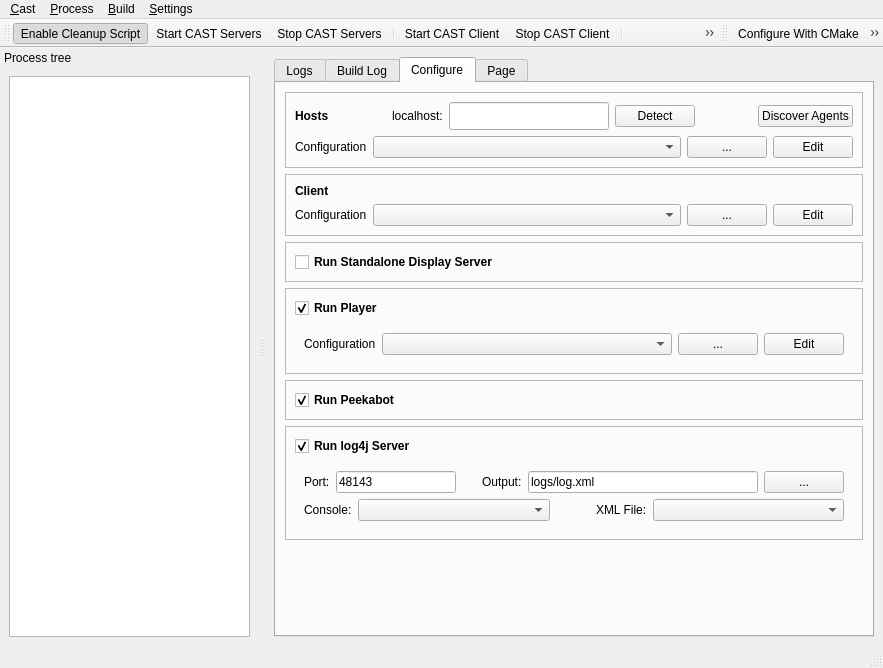
This is tools/castctrl/trunk/qtui/mainwindow.ui in marc-hanheide/cogx as Qt 5 draws it before an edit. The edited form follows.
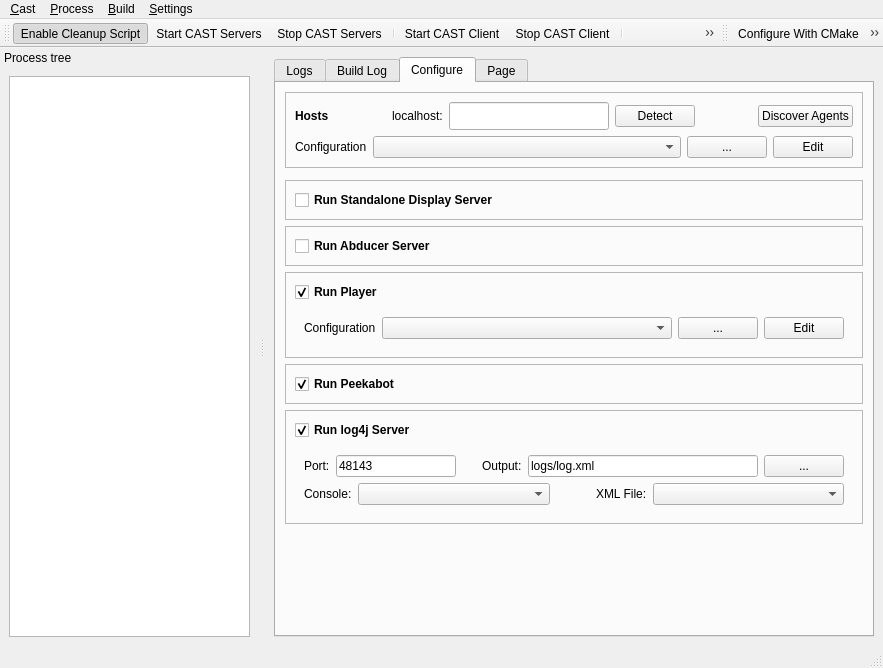
This is the edited form. Icons and pictures are not drawn.

Commit message: castctrl: added abducer-server to exteral servers

Diff of the .ui file:
```diff
--- a/tools/castctrl/trunk/qtui/mainwindow.ui
+++ b/tools/castctrl/trunk/qtui/mainwindow.ui
@@ -361,9 +361,15 @@
              <property name="frameShadow">
               <enum>QFrame::Raised</enum>
              </property>
-             <layout class="QVBoxLayout" name="verticalLayout_14">
-              <item>
                <widget class="QLabel" name="label_3">
+              <property name="geometry">
+               <rect>
+                <x>7</x>
+                <y>7</y>
+                <width>32</width>
+                <height>16</height>
+               </rect>
+              </property>
                 <property name="font">
                  <font>
                   <weight>75</weight>
@@ -374,8 +380,7 @@
                  <string>Client</string>
                 </property>
                </widget>
-              </item>
-              <item>
+             <widget class="QWidget" name="">
                <layout class="QHBoxLayout" name="horizontalLayout_14">
                 <item>
                  <widget class="QLabel" name="label_6">
@@ -418,8 +423,7 @@
                  </widget>
                 </item>
                </layout>
-              </item>
-             </layout>
+             </widget>
             </widget>
            </item>
            <item>
@@ -438,6 +442,18 @@
              </property>
              <layout class="QVBoxLayout" name="verticalLayout_11">
               <item>
+               <widget class="QWidget" name="widget_4" native="true">
+                <layout class="QHBoxLayout" name="horizontalLayout_24">
+                 <property name="leftMargin">
+                  <number>0</number>
+                 </property>
+                 <property name="topMargin">
+                  <number>0</number>
+                 </property>
+                 <property name="bottomMargin">
+                  <number>0</number>
+                 </property>
+                 <item>
                <widget class="QCheckBox" name="ckRunDisplaySrv">
                 <property name="font">
                  <font>
@@ -450,6 +466,75 @@
                 </property>
                </widget>
               </item>
+                 <item>
+                  <spacer name="horizontalSpacer_18">
+                   <property name="orientation">
+                    <enum>Qt::Horizontal</enum>
+                   </property>
+                   <property name="sizeHint" stdset="0">
+                    <size>
+                     <width>360</width>
+                     <height>20</height>
+                    </size>
+                   </property>
+                  </spacer>
+                 </item>
+                </layout>
+               </widget>
+              </item>
+             </layout>
+            </widget>
+           </item>
+           <item>
+            <widget class="QFrame" name="frame_12">
+             <property name="frameShape">
+              <enum>QFrame::StyledPanel</enum>
+             </property>
+             <property name="frameShadow">
+              <enum>QFrame::Raised</enum>
+             </property>
+             <layout class="QVBoxLayout" name="verticalLayout_15">
+              <item>
+               <widget class="QWidget" name="widget_5" native="true">
+                <layout class="QHBoxLayout" name="horizontalLayout_25">
+                 <property name="leftMargin">
+                  <number>0</number>
+                 </property>
+                 <property name="topMargin">
+                  <number>0</number>
+                 </property>
+                 <property name="bottomMargin">
+                  <number>0</number>
+                 </property>
+                 <item>
+                  <widget class="QCheckBox" name="ckRunAbducerServer">
+                   <property name="font">
+                    <font>
+                     <weight>75</weight>
+                     <bold>true</bold>
+                    </font>
+                   </property>
+                   <property name="text">
+                    <string>Run Abducer Server</string>
+                   </property>
+                  </widget>
+                 </item>
+                 <item>
+                  <spacer name="horizontalSpacer_19">
+                   <property name="orientation">
+                    <enum>Qt::Horizontal</enum>
+                   </property>
+                   <property name="sizeHint" stdset="0">
+                    <size>
+                     <width>420</width>
+                     <height>20</height>
+                    </size>
+                   </property>
+                  </spacer>
+                 </item>
+                </layout>
+               </widget>
+              </item>
              </layout>
             </widget>
            </item>
@@ -461,7 +546,19 @@
              <property name="frameShadow">
               <enum>QFrame::Raised</enum>
              </property>
-             <layout class="QVBoxLayout" name="verticalLayout_13">
+             <layout class="QVBoxLayout" name="verticalLayout_14">
+              <item>
+               <widget class="QWidget" name="widget_3" native="true">
+                <layout class="QHBoxLayout" name="horizontalLayout_23">
+                 <property name="leftMargin">
+                  <number>0</number>
+                 </property>
+                 <property name="topMargin">
+                  <number>0</number>
+                 </property>
+                 <property name="bottomMargin">
+                  <number>0</number>
+                 </property>
               <item>
                <widget class="QCheckBox" name="ckRunPlayer">
                 <property name="font">
@@ -482,6 +579,22 @@
                </widget>
               </item>
               <item>
+                  <spacer name="horizontalSpacer_17">
+                   <property name="orientation">
+                    <enum>Qt::Horizontal</enum>
+                   </property>
+                   <property name="sizeHint" stdset="0">
+                    <size>
+                     <width>473</width>
+                     <height>20</height>
+                    </size>
+                   </property>
+                  </spacer>
+                 </item>
+                </layout>
+               </widget>
+              </item>
+              <item>
                <widget class="QWidget" name="playerConfigPanel" native="true">
                 <property name="minimumSize">
                  <size>
@@ -550,6 +663,18 @@
              </property>
              <layout class="QVBoxLayout" name="verticalLayout_12">
               <item>
+               <widget class="QWidget" name="widget" native="true">
+                <layout class="QHBoxLayout" name="horizontalLayout_20">
+                 <property name="leftMargin">
+                  <number>0</number>
+                 </property>
+                 <property name="topMargin">
+                  <number>0</number>
+                 </property>
+                 <property name="bottomMargin">
+                  <number>0</number>
+                 </property>
+                 <item>
                <widget class="QCheckBox" name="ckRunPeekabot">
                 <property name="font">
                  <font>
@@ -568,6 +693,22 @@
                 </property>
                </widget>
               </item>
+                 <item>
+                  <spacer name="horizontalSpacer_15">
+                   <property name="orientation">
+                    <enum>Qt::Horizontal</enum>
+                   </property>
+                   <property name="sizeHint" stdset="0">
+                    <size>
+                     <width>40</width>
+                     <height>20</height>
+                    </size>
+                   </property>
+                  </spacer>
+                 </item>
+                </layout>
+               </widget>
+              </item>
              </layout>
             </widget>
            </item>
@@ -585,7 +726,19 @@
              <property name="frameShadow">
               <enum>QFrame::Raised</enum>
              </property>
-             <layout class="QVBoxLayout" name="verticalLayout_15">
+             <layout class="QVBoxLayout" name="verticalLayout_13">
+              <item>
+               <widget class="QWidget" name="widget_2" native="true">
+                <layout class="QHBoxLayout" name="horizontalLayout_22">
+                 <property name="leftMargin">
+                  <number>0</number>
+                 </property>
+                 <property name="topMargin">
+                  <number>0</number>
+                 </property>
+                 <property name="bottomMargin">
+                  <number>0</number>
+                 </property>
               <item>
                <widget class="QCheckBox" name="ckRunLog4jServer">
                 <property name="font">
@@ -603,6 +756,22 @@
                 <property name="checked">
                  <bool>true</bool>
                 </property>
+                  </widget>
+                 </item>
+                 <item>
+                  <spacer name="horizontalSpacer_16">
+                   <property name="orientation">
+                    <enum>Qt::Horizontal</enum>
+                   </property>
+                   <property name="sizeHint" stdset="0">
+                    <size>
+                     <width>40</width>
+                     <height>20</height>
+                    </size>
+                   </property>
+                  </spacer>
+                 </item>
+                </layout>
                </widget>
               </item>
               <item>
```
Lines whose indentation alone changed are shown as unchanged. The commit also changes 4 other files.
